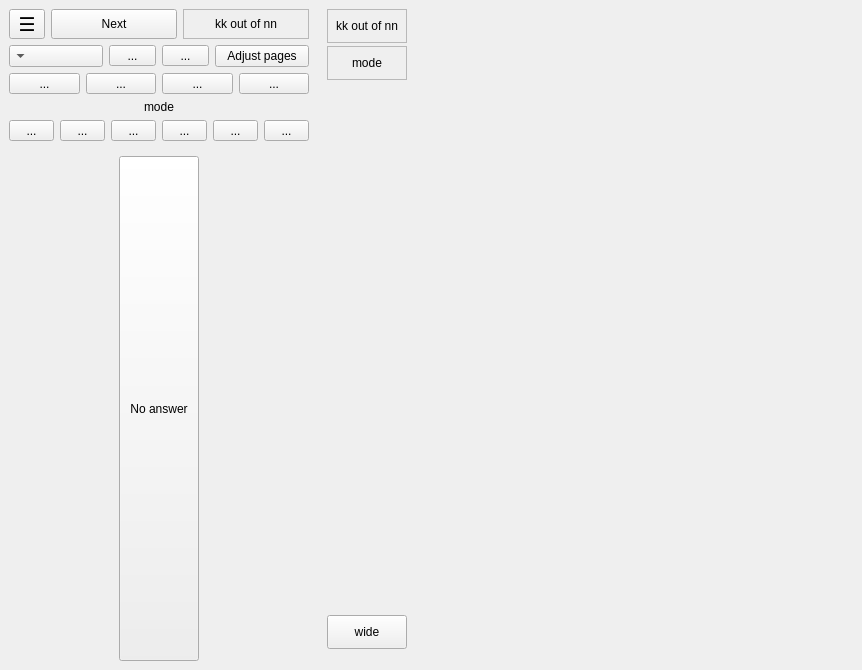
First picture: the form in qtCreatorFiles/ui_annotator.ui, repository plomgrading/plom, before the edit.
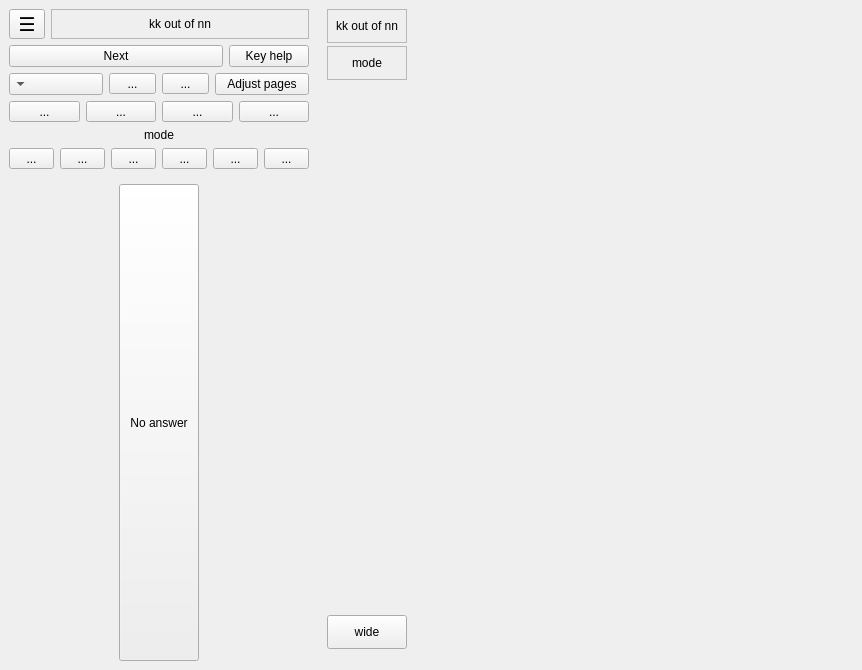
Second picture: the form after the edit.

Commit message: Explicit key-help key in annotator

What changed in the file:
```diff
--- a/qtCreatorFiles/ui_annotator.ui
+++ b/qtCreatorFiles/ui_annotator.ui
@@ -85,25 +85,6 @@
              </property>
             </widget>
            </item>
-           <item>
-            <widget class="QToolButton" name="finishedButton">
-             <property name="sizePolicy">
-              <sizepolicy hsizetype="Expanding" vsizetype="Expanding">
-               <horstretch>1</horstretch>
-               <verstretch>1</verstretch>
-              </sizepolicy>
-             </property>
-             <property name="toolTip">
-              <string>Save and move to the next paper</string>
-             </property>
-             <property name="whatsThis">
-              <string/>
-             </property>
-             <property name="text">
-              <string>Next</string>
-             </property>
-            </widget>
-           </item>
            <item>
             <widget class="QLabel" name="markLabel">
              <property name="sizePolicy">
@@ -128,6 +109,45 @@
            </item>
           </layout>
          </item>
+         <item>
+          <layout class="QHBoxLayout" name="horizontalLayout_2">
+           <item>
+            <widget class="QToolButton" name="finishedButton">
+             <property name="sizePolicy">
+              <sizepolicy hsizetype="Expanding" vsizetype="Expanding">
+               <horstretch>1</horstretch>
+               <verstretch>1</verstretch>
+              </sizepolicy>
+             </property>
+             <property name="toolTip">
+              <string>Save and move to the next paper</string>
+             </property>
+             <property name="whatsThis">
+              <string/>
+             </property>
+             <property name="text">
+              <string>Next</string>
+             </property>
+            </widget>
+           </item>
+           <item>
+            <widget class="QPushButton" name="helpButton">
+             <property name="sizePolicy">
+              <sizepolicy hsizetype="Expanding" vsizetype="Expanding">
+               <horstretch>0</horstretch>
+               <verstretch>0</verstretch>
+              </sizepolicy>
+             </property>
+             <property name="toolTip">
+              <string>&lt;html&gt;&lt;head/&gt;&lt;body&gt;&lt;p&gt;Help with keyboard shortcuts&lt;/p&gt;&lt;/body&gt;&lt;/html&gt;</string>
+             </property>
+             <property name="text">
+              <string>Key help</string>
+             </property>
+            </widget>
+           </item>
+          </layout>
+         </item>
          <item>
           <layout class="QHBoxLayout" name="horizontalLayout2">
            <item>
```
The commit also changes 2 other files.
